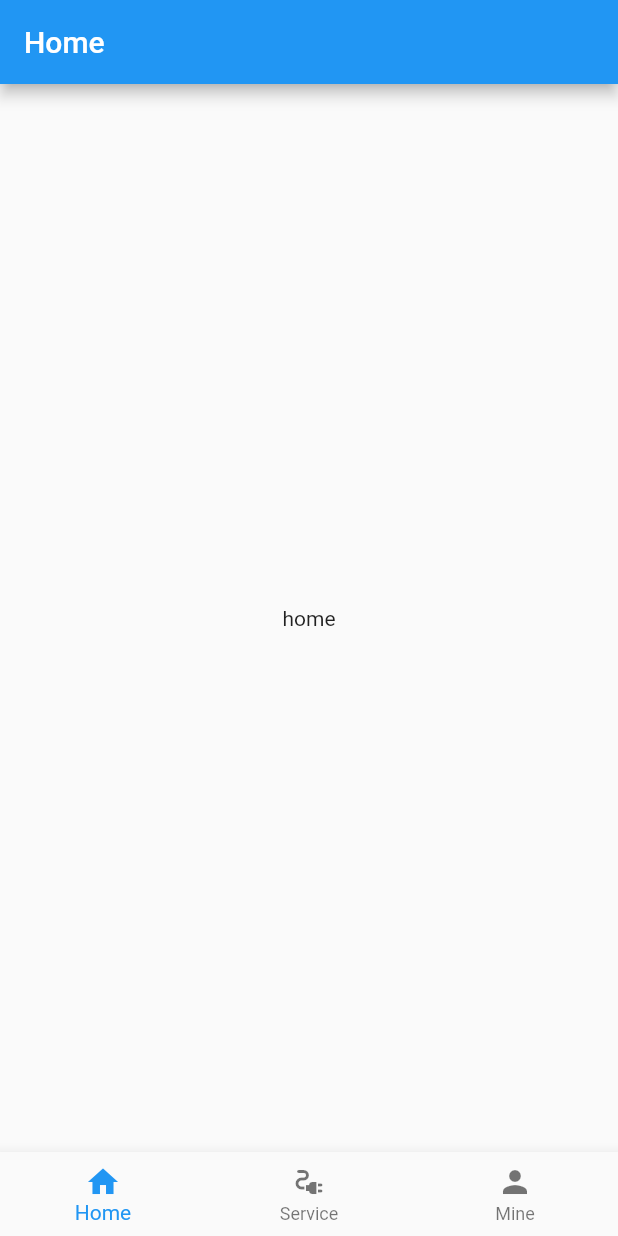
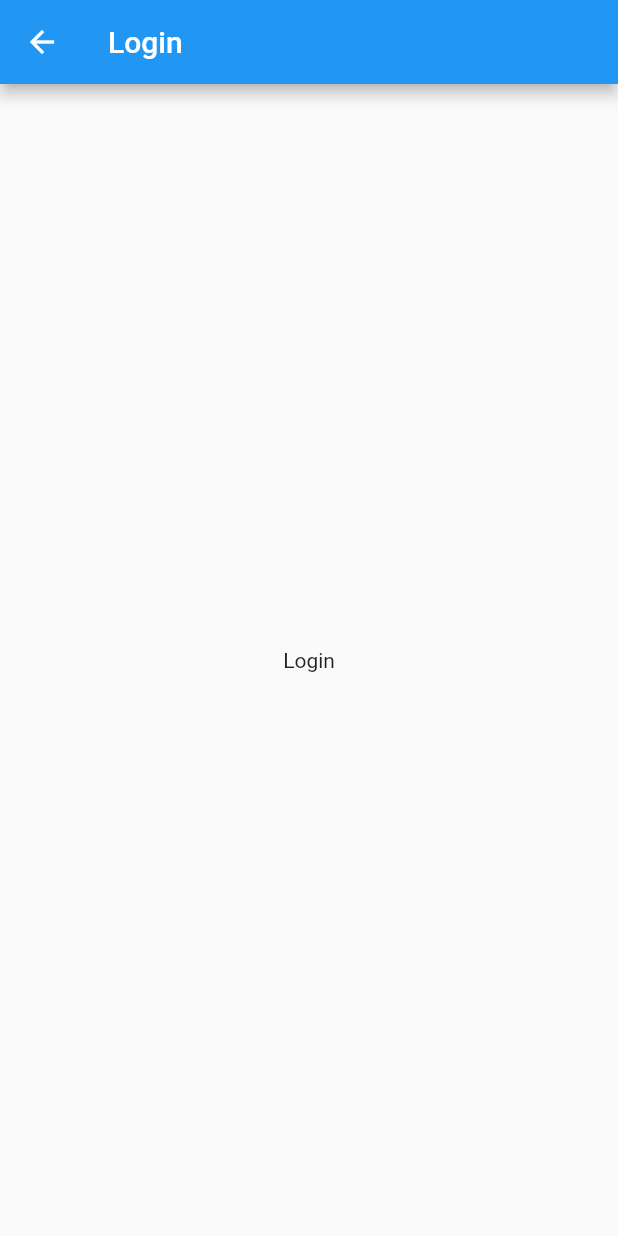
Before and after one commit to WhoIsYourBaby/NativeFlutterCordova, a Flutter app: the screen it shows after launch, on a phone screen of 412 x 824 dp. Run offline on Flutter 3.47's test engine with Material 2 defaults, Android fonts, the phone set to English and light mode, and no system bars; generated files the repository leaves out were written again.

Commit message:
feat: 介入登录流程

```diff
--- a/flutter_module/lib/l10n/app_en.arb
+++ b/flutter_module/lib/l10n/app_en.arb
@@ -6,5 +6,6 @@
   "modifying": "modifying",
   "homeViewTitle": "Home",
   "mineViewTitle": "Mine",
-  "serviceViewTitle": "Service"
+  "serviceViewTitle": "Service",
+  "loginViewTitle": "Login"
 }
--- a/flutter_module/lib/l10n/app_zh.arb
+++ b/flutter_module/lib/l10n/app_zh.arb
@@ -5,6 +5,7 @@
   },
   "modifying": "修改",
   "homeViewTitle": "首页",
-  "mineViewTitle": "Mine",
-  "serviceViewTitle": "Mine"
+  "mineViewTitle": "我的",
+  "serviceViewTitle": "服务",
+  "loginViewTitle": "登录"
 }
--- a/flutter_module/lib/mixin/router_mixin.dart
+++ b/flutter_module/lib/mixin/route_mixin.dart
@@ -1,3 +1,3 @@
-mixin RouterMixin {
+mixin RouteMixin {
   static const String routeName = "/";
 }
--- a/flutter_module/lib/utils/route_generater.dart
+++ b/flutter_module/lib/utils/route_generater.dart
@@ -1,4 +1,5 @@
 import 'package:flutter/material.dart';
+import 'package:flutter_module/views/login/login_view.dart';
 import 'package:flutter_module/views/root_tabbar.dart';
 
 MaterialPageRoute generateRoute(RouteSettings routeSettings) {
@@ -10,6 +11,8 @@ MaterialPageRoute generateRoute(RouteSettings routeSettings) {
           // final args = routeSettings.arguments;
           // final settingsController = _argAt<SettingsController>(args, 0);
           return const RootTabBar();
+        case LoginView.routeName:
+          return const LoginView();
         default:
           return const RootTabBar();
       }
--- a/flutter_module/lib/views/home/home_view.dart
+++ b/flutter_module/lib/views/home/home_view.dart
@@ -1,8 +1,11 @@
 import 'package:flutter/material.dart';
 import 'package:flutter_gen/gen_l10n/app_localizations.dart';
+import 'package:flutter_module/mixin/route_mixin.dart';
 
-class HomeView extends StatefulWidget {
+class HomeView extends StatefulWidget with RouteMixin {
   const HomeView({super.key});
+
+  static const String routeName = "/home";
 
   @override
   State<HomeView> createState() => _HomeViewState();
--- /dev/null
+++ b/flutter_module/lib/views/login/login_view.dart
@@ -0,0 +1,26 @@
+import 'package:flutter/material.dart';
+import 'package:flutter_gen/gen_l10n/app_localizations.dart';
+import 'package:flutter_module/mixin/route_mixin.dart';
+
+class LoginView extends StatefulWidget with RouteMixin {
+  const LoginView({super.key});
+
+  static const String routeName = "/login";
+
+  @override
+  State<LoginView> createState() => _LoginViewState();
+}
+
+class _LoginViewState extends State<LoginView> {
+  @override
+  Widget build(BuildContext context) {
+    return Scaffold(
+      appBar: AppBar(
+        title: Text(AppLocalizations.of(context)!.loginViewTitle),
+      ),
+      body: Center(
+        child: Text(AppLocalizations.of(context)!.loginViewTitle),
+      ),
+    );
+  }
+}
--- a/flutter_module/lib/views/mine/mine_view.dart
+++ b/flutter_module/lib/views/mine/mine_view.dart
@@ -1,8 +1,11 @@
 import 'package:flutter/material.dart';
 import 'package:flutter_gen/gen_l10n/app_localizations.dart';
+import 'package:flutter_module/mixin/route_mixin.dart';
 
-class MineView extends StatefulWidget {
+class MineView extends StatefulWidget with RouteMixin {
   const MineView({super.key});
+
+  static const String routeName = "/mine";
 
   @override
   State<MineView> createState() => _MineViewState();
--- a/flutter_module/lib/views/root_tabbar.dart
+++ b/flutter_module/lib/views/root_tabbar.dart
@@ -1,12 +1,14 @@
 import 'package:flutter/material.dart';
-import 'package:flutter_module/mixin/router_mixin.dart';
+import 'package:flutter_module/mixin/route_mixin.dart';
 import 'package:flutter_module/views/home/home_view.dart';
 import 'package:flutter_module/views/mine/mine_view.dart';
 import 'package:flutter_module/views/service/service_view.dart';
 import 'package:flutter_gen/gen_l10n/app_localizations.dart';
 
-class RootTabBar extends StatefulWidget with RouterMixin {
-  const RootTabBar({super.key});
+class RootTabBar extends StatefulWidget with RouteMixin {
+  const RootTabBar({
+    super.key,
+  });
 
   static const String routeName = "/";
 
@@ -23,6 +25,13 @@ class _RootTabBarState extends State<RootTabBar>
   void initState() {
     super.initState();
     _pageController = PageController(initialPage: 0);
+
+    final isLogout = true;
+    if (isLogout) {
+      Future.delayed(Duration(milliseconds: 16)).then((value) {
+        Navigator.pushNamed(context, "/login");
+      });
+    }
   }
 
   @override
--- a/flutter_module/lib/views/service/service_view.dart
+++ b/flutter_module/lib/views/service/service_view.dart
@@ -1,8 +1,11 @@
 import 'package:flutter/material.dart';
 import 'package:flutter_gen/gen_l10n/app_localizations.dart';
+import 'package:flutter_module/mixin/route_mixin.dart';
 
-class ServiceView extends StatefulWidget {
+class ServiceView extends StatefulWidget with RouteMixin {
   const ServiceView({super.key});
+
+  static const String routeName = "/service";
 
   @override
   State<ServiceView> createState() => _ServiceViewState();
```
